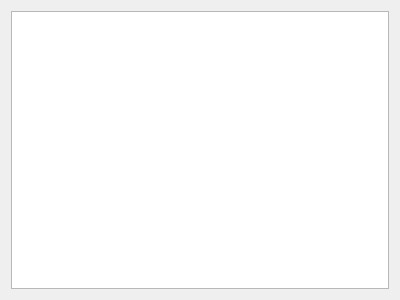
ThomasEscalle/Pipeline_USD_2025-2026_src, file installer/src/ui/Page_010_SelectComponents.ui: the form before one commit.
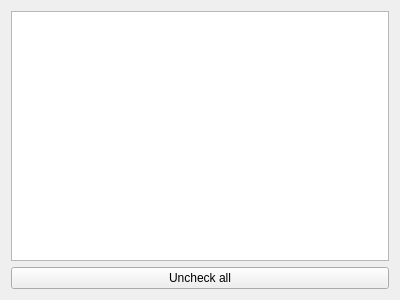
The form after the commit.

Commit message: Add uncheck all functionality to component selection page and update installer files

The edit to the form file:
```diff
--- a/installer/src/ui/Page_010_SelectComponents.ui
+++ b/installer/src/ui/Page_010_SelectComponents.ui
@@ -26,6 +26,13 @@
      </column>
     </widget>
    </item>
+   <item>
+    <widget class="QPushButton" name="uncheckAll">
+     <property name="text">
+      <string>Uncheck all</string>
+     </property>
+    </widget>
+   </item>
   </layout>
  </widget>
  <resources/>
```
The commit also changes 5 other files.
